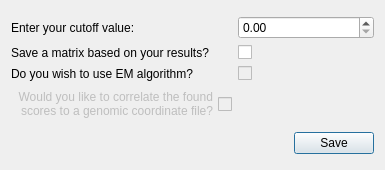
Old version of the form src/sequenceFromMatrix.ui in the repository TaronSilver/genom.
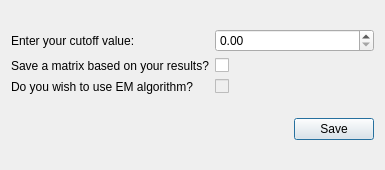
New version of the form.

Commit message: Deleted useless functions, updated user_interactionQt.cpp, tried to adapt the correlate function.

Patch:
```diff
--- a/src/sequenceFromMatrix.ui
+++ b/src/sequenceFromMatrix.ui
@@ -70,23 +70,6 @@
        </property>
       </widget>
      </item>
-     <item row="3" column="0">
-      <widget class="QCheckBox" name="checkCorrelate">
-       <property name="enabled">
-        <bool>false</bool>
-       </property>
-       <property name="toolTip">
-        <string>Not enabled yet</string>
-       </property>
-       <property name="layoutDirection">
-        <enum>Qt::RightToLeft</enum>
-       </property>
-       <property name="text">
-        <string>Would you like to correlate the found 
- scores to a genomic coordinate file?</string>
-       </property>
-      </widget>
-     </item>
     </layout>
    </item>
    <item row="1" column="0">
```
The commit also changes 13 other files.
